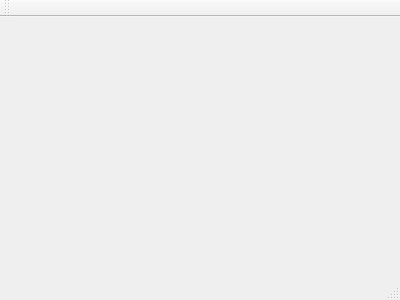
The window that wifibot/mainwindow.ui (arnaudMUSSILLON/wifibot) describes before a commit, drawn with Qt 5.
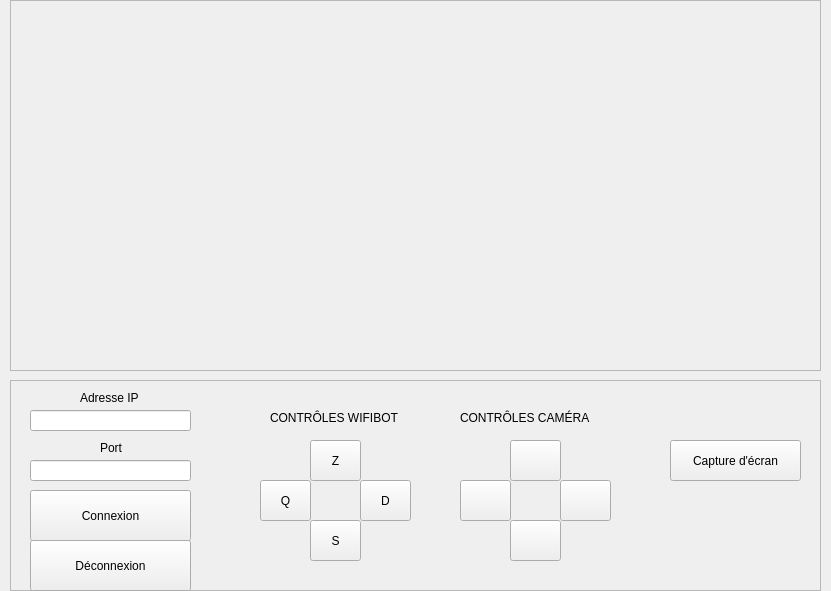
The same window after the commit.

Commit message: Début interface graphique

Diff of the .ui file:
```diff
--- a/wifibot/mainwindow.ui
+++ b/wifibot/mainwindow.ui
@@ -1,24 +1,268 @@
 <ui version="4.0">
  <class>MainWindow</class>
- <widget class="QMainWindow" name="MainWindow" >
-  <property name="geometry" >
+ <widget class="QMainWindow" name="MainWindow">
+  <property name="geometry">
    <rect>
     <x>0</x>
     <y>0</y>
-    <width>400</width>
-    <height>300</height>
+    <width>831</width>
+    <height>591</height>
    </rect>
   </property>
   <property name="windowTitle" >
    <string>MainWindow</string>
   </property>
-  <widget class="QMenuBar" name="menuBar" />
-  <widget class="QToolBar" name="mainToolBar" />
-  <widget class="QWidget" name="centralWidget" />
-  <widget class="QStatusBar" name="statusBar" />
+  <widget class="QWidget" name="centralWidget">
+   <widget class="QFrame" name="topFrame">
+    <property name="geometry">
+     <rect>
+      <x>10</x>
+      <y>0</y>
+      <width>811</width>
+      <height>371</height>
+     </rect>
+    </property>
+    <property name="frameShape">
+     <enum>QFrame::StyledPanel</enum>
+    </property>
+    <property name="frameShadow">
+     <enum>QFrame::Raised</enum>
+    </property>
+   </widget>
+   <widget class="QFrame" name="bottomFrame">
+    <property name="geometry">
+     <rect>
+      <x>10</x>
+      <y>380</y>
+      <width>811</width>
+      <height>211</height>
+     </rect>
+    </property>
+    <property name="frameShape">
+     <enum>QFrame::StyledPanel</enum>
+    </property>
+    <property name="frameShadow">
+     <enum>QFrame::Raised</enum>
+    </property>
+    <widget class="QPushButton" name="captureBtn">
+     <property name="geometry">
+      <rect>
+       <x>660</x>
+       <y>60</y>
+       <width>131</width>
+       <height>41</height>
+      </rect>
+     </property>
+     <property name="text">
+      <string>Capture d'écran</string>
+     </property>
+    </widget>
+    <widget class="QLineEdit" name="tfPort">
+     <property name="geometry">
+      <rect>
+       <x>20</x>
+       <y>80</y>
+       <width>161</width>
+       <height>21</height>
+      </rect>
+     </property>
+    </widget>
+    <widget class="QToolButton" name="sBtn">
+     <property name="geometry">
+      <rect>
+       <x>300</x>
+       <y>140</y>
+       <width>51</width>
+       <height>41</height>
+      </rect>
+     </property>
+     <property name="text">
+      <string>S</string>
+     </property>
+    </widget>
+    <widget class="QToolButton" name="rightArrowBtn">
+     <property name="geometry">
+      <rect>
+       <x>550</x>
+       <y>100</y>
+       <width>51</width>
+       <height>41</height>
+      </rect>
+     </property>
+     <property name="text">
+      <string/>
+     </property>
+    </widget>
+    <widget class="QLineEdit" name="tfAddress">
+     <property name="geometry">
+      <rect>
+       <x>20</x>
+       <y>30</y>
+       <width>161</width>
+       <height>21</height>
+      </rect>
+     </property>
+    </widget>
+    <widget class="QPushButton" name="disconnectBtn">
+     <property name="geometry">
+      <rect>
+       <x>20</x>
+       <y>160</y>
+       <width>161</width>
+       <height>51</height>
+      </rect>
+     </property>
+     <property name="text">
+      <string>Déconnexion</string>
+     </property>
+    </widget>
+    <widget class="QLabel" name="lbWifibot">
+     <property name="geometry">
+      <rect>
+       <x>260</x>
+       <y>30</y>
+       <width>141</width>
+       <height>16</height>
+      </rect>
+     </property>
+     <property name="text">
+      <string>CONTRÔLES WIFIBOT</string>
+     </property>
+    </widget>
+    <widget class="QToolButton" name="upArrowBtn">
+     <property name="geometry">
+      <rect>
+       <x>500</x>
+       <y>60</y>
+       <width>51</width>
+       <height>41</height>
+      </rect>
+     </property>
+     <property name="text">
+      <string/>
+     </property>
+    </widget>
+    <widget class="QToolButton" name="zBtn">
+     <property name="geometry">
+      <rect>
+       <x>300</x>
+       <y>60</y>
+       <width>51</width>
+       <height>41</height>
+      </rect>
+     </property>
+     <property name="text">
+      <string>Z</string>
+     </property>
+    </widget>
+    <widget class="QPushButton" name="connectBtn">
+     <property name="geometry">
+      <rect>
+       <x>20</x>
+       <y>110</y>
+       <width>161</width>
+       <height>51</height>
+      </rect>
+     </property>
+     <property name="text">
+      <string>Connexion</string>
+     </property>
+    </widget>
+    <widget class="QToolButton" name="qBtn">
+     <property name="geometry">
+      <rect>
+       <x>250</x>
+       <y>100</y>
+       <width>51</width>
+       <height>41</height>
+      </rect>
+     </property>
+     <property name="text">
+      <string>Q</string>
+     </property>
+    </widget>
+    <widget class="QToolButton" name="leftArrowBtn">
+     <property name="geometry">
+      <rect>
+       <x>450</x>
+       <y>100</y>
+       <width>51</width>
+       <height>41</height>
+      </rect>
+     </property>
+     <property name="text">
+      <string/>
+     </property>
+    </widget>
+    <widget class="QToolButton" name="downArrowBtn">
+     <property name="geometry">
+      <rect>
+       <x>500</x>
+       <y>140</y>
+       <width>51</width>
+       <height>41</height>
+      </rect>
+     </property>
+     <property name="text">
+      <string/>
+     </property>
+    </widget>
+    <widget class="QToolButton" name="dBtn">
+     <property name="geometry">
+      <rect>
+       <x>350</x>
+       <y>100</y>
+       <width>51</width>
+       <height>41</height>
+      </rect>
+     </property>
+     <property name="text">
+      <string>D</string>
+     </property>
+    </widget>
+    <widget class="QLabel" name="lbWifibot_2">
+     <property name="geometry">
+      <rect>
+       <x>450</x>
+       <y>30</y>
+       <width>141</width>
+       <height>16</height>
+      </rect>
+     </property>
+     <property name="text">
+      <string>CONTRÔLES CAMÉRA</string>
+     </property>
+    </widget>
+    <widget class="QLabel" name="lbAddress">
+     <property name="geometry">
+      <rect>
+       <x>70</x>
+       <y>10</y>
+       <width>71</width>
+       <height>16</height>
+      </rect>
+     </property>
+     <property name="text">
+      <string>Adresse IP</string>
+     </property>
+    </widget>
+    <widget class="QLabel" name="lbPort">
+     <property name="geometry">
+      <rect>
+       <x>90</x>
+       <y>60</y>
+       <width>31</width>
+       <height>16</height>
+      </rect>
+     </property>
+     <property name="text">
+      <string>Port</string>
+     </property>
+    </widget>
+   </widget>
+  </widget>
  </widget>
- <layoutDefault spacing="6" margin="11" />
- <pixmapfunction></pixmapfunction>
+ <layoutdefault spacing="6" margin="11"/>
  <resources/>
  <connections/>
 </ui>
```
Left out of the diff: 3 changed lines with no effect on the pictures. The commit also changes 2 other files.
